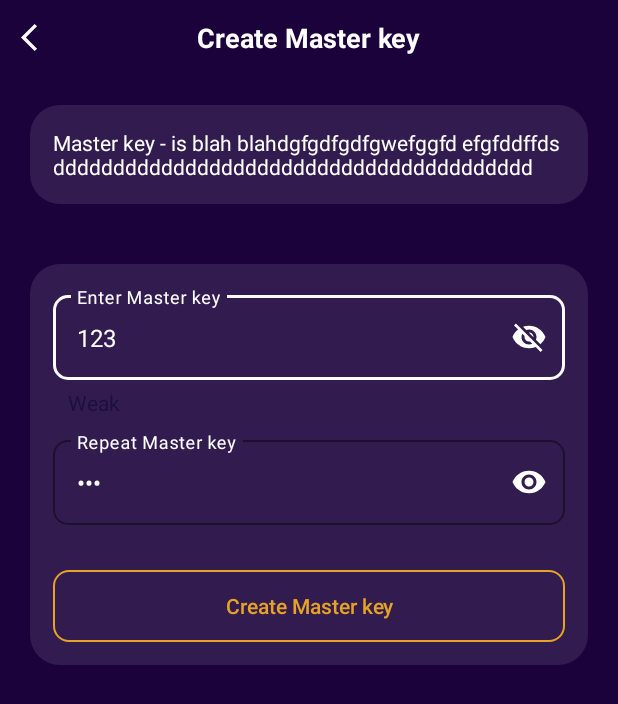
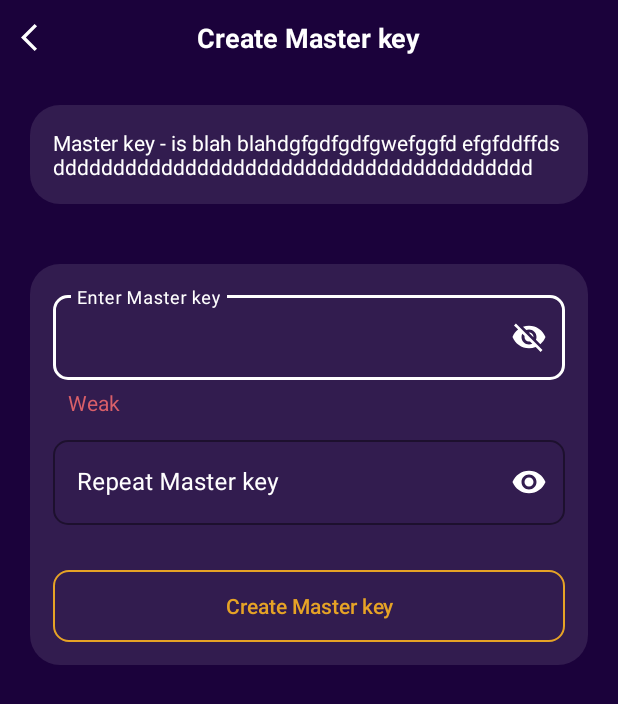
Before and after one commit to alexandrakomkova/passave, an Android app: the screen it shows after launch (CreateMasterKeyActivity), after a tap on an icon or button, on a phone screen of 412 x 824 dp. Shown: the top 704 px of the screen. Run offline under Robolectric (Android 15) with nearby library versions, the phone set to English and light mode, and no system bars.

Commit message:
fix setting color for password strength checker

```diff
--- a/app/src/main/java/by/komkova/fit/bstu/passave/CreateMasterKeyActivity.java
+++ b/app/src/main/java/by/komkova/fit/bstu/passave/CreateMasterKeyActivity.java
@@ -51,7 +51,7 @@ public class CreateMasterKeyActivity extends Activity {
     private void calculatePasswordStrength(String str) {
         PasswordStrength passwordStrength = PasswordStrength.calculate(str);
         passwordStrengthTextView.setText(passwordStrength.msg);
-        passwordStrengthTextView.setTextColor(passwordStrength.color);
+        passwordStrengthTextView.setTextColor(getResources().getColor(passwordStrength.color));
 
     }
 
--- a/app/src/main/java/by/komkova/fit/bstu/passave/PasswordStrength.java
+++ b/app/src/main/java/by/komkova/fit/bstu/passave/PasswordStrength.java
@@ -5,7 +5,7 @@ public enum PasswordStrength {
     WEAK(R.string.weak, R.color.weak),
     MEDIUM(R.string.medium, R.color.medium),
     STRONG(R.string.strong, R.color.strong),
-    VERY_STRONG(R.string.very_strong, R.color.strong);
+    VERY_STRONG(R.string.very_strong, R.color.very_strong);
 
     public int msg;
     public int color;
--- a/app/src/main/res/layout/activity_create_mk.xml
+++ b/app/src/main/res/layout/activity_create_mk.xml
@@ -91,7 +91,6 @@
                             android:inputType="textPassword"
                             android:textColor="#FFFFFF"
                             android:textStyle="normal"
-                            android:text="123"
                             android:id="@+id/enter_masterkey_field"/>
                     </com.google.android.material.textfield.TextInputLayout>
 
@@ -110,8 +109,6 @@
                         android:id="@+id/password_strength_label"
                         android:layout_width="wrap_content"
                         android:layout_height="wrap_content"
-                        android:textColor="@color/weak"
-                        android:text="sdfsdfsdfsdfs"
                         android:textSize="14sp"
                         android:textStyle="normal" />
                 </RelativeLayout>
@@ -134,7 +131,6 @@
                             android:inputType="textPassword"
                             android:textColor="#FFFFFF"
                             android:textStyle="normal"
-                            android:text="123"
                             android:id="@+id/repeat_masterkey_field"/>
                     </com.google.android.material.textfield.TextInputLayout>
 
--- a/app/src/main/res/values/colors.xml
+++ b/app/src/main/res/values/colors.xml
@@ -19,4 +19,5 @@
     <color name="weak">#D95F69</color>
     <color name="medium">#E6A326</color>
     <color name="strong">#4CAF50</color>
+    <color name="very_strong">#06F110</color>
 </resources>
```
